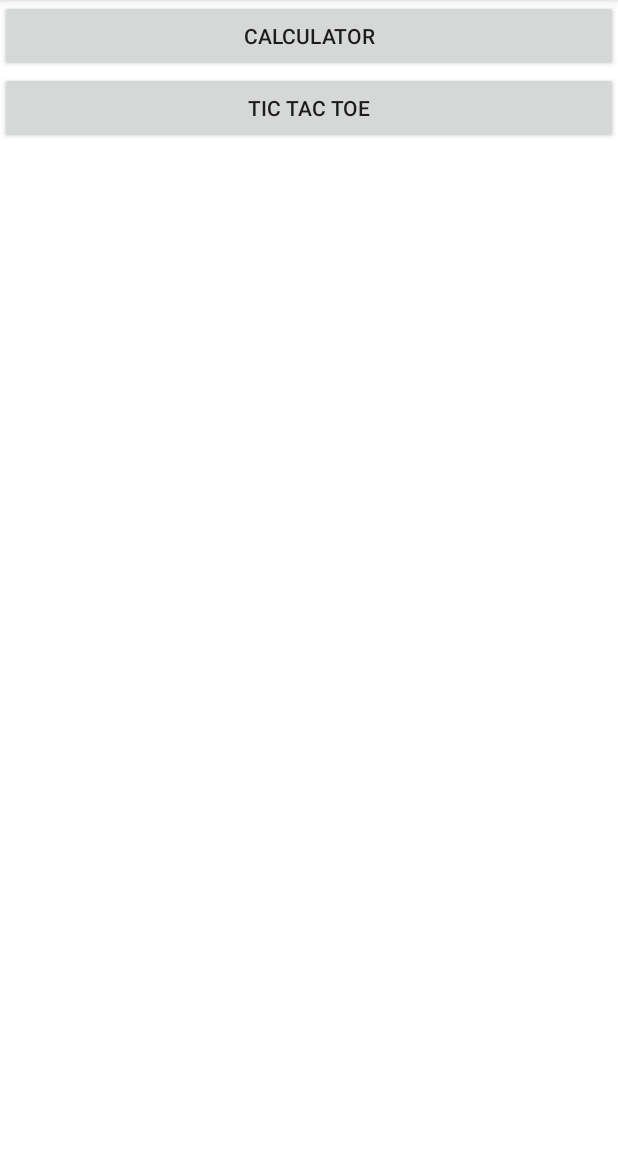
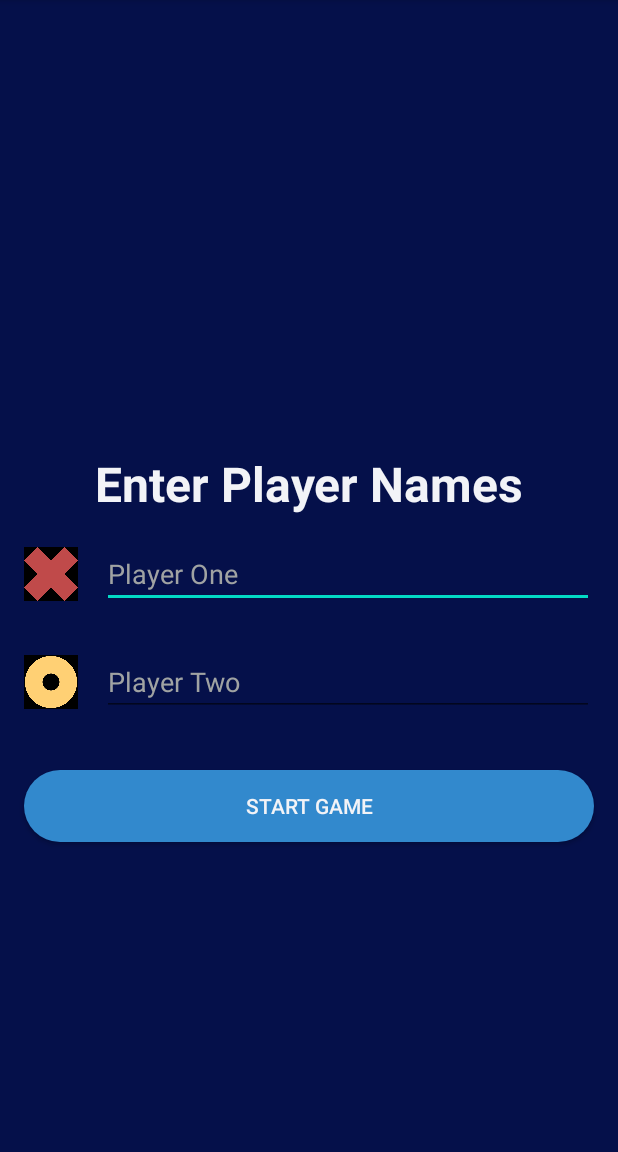
Before and after one commit to KarenSuqiasyan/CodeSchoolAndroidLessons, an Android app: the screen it shows after launch (MainActivity before the commit, PlayersActivity after it), after a tap on an icon or button, on a phone screen of 412 x 824 dp, the part 84-1236 px from its top. Run offline under Robolectric (Android 15) with nearby library versions, the phone set to English and light mode, and no system bars.

Commit message:
XML changes

```diff
--- a/app/src/main/AndroidManifest.xml
+++ b/app/src/main/AndroidManifest.xml
@@ -14,6 +14,12 @@
         android:theme="@style/Theme.CodeSchoolAndroidLessons"
         tools:targetApi="31">
         <activity
+            android:name=".tictactoe.PlayersActivity"
+            android:exported="false" />
+        <activity
+            android:name=".tictactoe.TicTacToeGameActivity"
+            android:exported="false" />
+        <activity
             android:name=".calculator.CalculatorActivity"
             android:exported="false" />
         <activity
--- a/app/src/main/java/com/example/codeschoolandroidlessons/MainActivity.kt
+++ b/app/src/main/java/com/example/codeschoolandroidlessons/MainActivity.kt
@@ -7,6 +7,7 @@ import androidx.appcompat.app.AppCompatActivity
 import androidx.appcompat.widget.AppCompatButton
 import com.example.codeschoolandroidlessons.calculator.CalculatorActivity
 import com.example.codeschoolandroidlessons.databinding.ActivityMainBinding
+import com.example.codeschoolandroidlessons.tictactoe.PlayersActivity
 
 class MainActivity : AppCompatActivity(), View.OnClickListener {
 
@@ -33,7 +34,7 @@ class MainActivity : AppCompatActivity(), View.OnClickListener {
                 startActivity(Intent(this, CalculatorActivity::class.java))
             }
             CodeSchoolHomeworkEnum.TIC_TAC_TOE -> {
-
+                startActivity(Intent(this, PlayersActivity::class.java))
             }
         }
     }
@@ -42,7 +43,4 @@ class MainActivity : AppCompatActivity(), View.OnClickListener {
 enum class CodeSchoolHomeworkEnum {
     CALCULATOR,
     TIC_TAC_TOE
-
-
-
 }
--- /dev/null
+++ b/app/src/main/java/com/example/codeschoolandroidlessons/tictactoe/PlayersActivity.kt
@@ -0,0 +1,17 @@
+package com.example.codeschoolandroidlessons.tictactoe
+
+import androidx.appcompat.app.AppCompatActivity
+import android.os.Bundle
+import com.example.codeschoolandroidlessons.databinding.ActivityPlayersBinding
+import com.example.codeschoolandroidlessons.databinding.ActivityTicTacToeGameBinding
+
+class PlayersActivity : AppCompatActivity() {
+
+    private lateinit var binding: ActivityPlayersBinding
+
+    override fun onCreate(savedInstanceState: Bundle?) {
+        super.onCreate(savedInstanceState)
+        binding = ActivityPlayersBinding.inflate(layoutInflater)
+        setContentView(binding.root)
+    }
+}
--- /dev/null
+++ b/app/src/main/res/drawable-v24/rounded_button_blue.xml
@@ -0,0 +1,6 @@
+<?xml version="1.0" encoding="utf-8"?>
+<shape xmlns:android="http://schemas.android.com/apk/res/android"
+    android:shape="rectangle">
+    <solid android:color="@color/ticTacToeStartGameButtonColor"/>
+    <corners android:radius="@dimen/_36"/>
+</shape>
--- /dev/null
+++ b/app/src/main/res/layout/activity_players.xml
@@ -0,0 +1,91 @@
+<?xml version="1.0" encoding="utf-8"?>
+<androidx.constraintlayout.widget.ConstraintLayout xmlns:android="http://schemas.android.com/apk/res/android"
+    xmlns:app="http://schemas.android.com/apk/res-auto"
+    xmlns:tools="http://schemas.android.com/tools"
+    android:layout_width="match_parent"
+    android:layout_height="match_parent"
+    android:background="@color/ticTacToeBackgroundColor"
+    tools:context=".tictactoe.PlayersActivity">
+
+
+    <TextView
+        android:id="@+id/TextviewEnterPlayerName"
+        android:layout_width="match_parent"
+        android:layout_height="wrap_content"
+        android:layout_marginBottom="@dimen/_124"
+        android:gravity="center"
+        android:text="@string/enter_player_name"
+        android:textColor="@color/white"
+        android:textSize="32sp"
+        android:textStyle="bold"
+        app:layout_constraintBottom_toBottomOf="parent"
+        app:layout_constraintEnd_toEndOf="parent"
+        app:layout_constraintStart_toStartOf="parent"
+        app:layout_constraintTop_toTopOf="parent" />
+
+    <ImageView
+        android:id="@+id/ImageViewX"
+        android:layout_width="@dimen/_36"
+        android:layout_height="@dimen/_36"
+        android:layout_marginStart="@dimen/_16"
+        android:adjustViewBounds="true"
+        android:src="@drawable/x"
+        app:layout_constraintBottom_toBottomOf="@id/EditTextFirstPlayer"
+        app:layout_constraintStart_toStartOf="parent"
+        app:layout_constraintTop_toTopOf="@id/EditTextFirstPlayer"></ImageView>
+
+    <com.google.android.material.textfield.TextInputEditText
+        android:id="@+id/EditTextFirstPlayer"
+        android:layout_width="0dp"
+        android:layout_height="wrap_content"
+        android:layout_margin="@dimen/_16"
+        android:layout_marginVertical="@dimen/_36"
+        android:hint="@string/player_one"
+        android:inputType="text"
+        android:maxLines="1"
+        android:textColor="@color/white"
+        android:textColorHint="@color/ticTacToeHintColor"
+        app:layout_constraintEnd_toEndOf="parent"
+        app:layout_constraintStart_toEndOf="@id/ImageViewX"
+        app:layout_constraintTop_toBottomOf="@id/TextviewEnterPlayerName" />
+
+    <ImageView
+        android:id="@+id/ImageViewO"
+        android:layout_width="@dimen/_36"
+        android:layout_height="@dimen/_36"
+        android:layout_marginTop="@dimen/_36"
+        android:adjustViewBounds="true"
+        android:src="@drawable/o"
+        app:layout_constraintEnd_toEndOf="@id/ImageViewX"
+        app:layout_constraintStart_toStartOf="@id/ImageViewX"
+        app:layout_constraintTop_toBottomOf="@id/ImageViewX">
+
+    </ImageView>
+
+    <EditText
+        android:id="@+id/EditTextSecondPlayer"
+        android:layout_width="0dp"
+        android:layout_height="wrap_content"
+        android:hint="@string/player_two"
+        android:inputType="text"
+        android:maxLines="1"
+        android:textColor="@color/white"
+        android:textColorHint="@color/ticTacToeHintColor"
+        app:layout_constraintBottom_toBottomOf="@id/ImageViewO"
+        app:layout_constraintEnd_toEndOf="@id/EditTextFirstPlayer"
+        app:layout_constraintStart_toStartOf="@id/EditTextFirstPlayer"
+        app:layout_constraintTop_toTopOf="@id/ImageViewO" />
+
+    <androidx.appcompat.widget.AppCompatButton
+        android:layout_width="0dp"
+        android:layout_height="wrap_content"
+        android:layout_marginTop="@dimen/_36"
+        android:background="@drawable/rounded_button_blue"
+        android:text="@string/start_game"
+        android:textColor="@color/white"
+        app:layout_constraintEnd_toEndOf="@id/EditTextSecondPlayer"
+        app:layout_constraintStart_toStartOf="@id/ImageViewO"
+        app:layout_constraintTop_toBottomOf="@id/EditTextSecondPlayer" />
+
+
+</androidx.constraintlayout.widget.ConstraintLayout>
--- a/app/src/main/res/values/colors.xml
+++ b/app/src/main/res/values/colors.xml
@@ -1,5 +1,8 @@
 <?xml version="1.0" encoding="utf-8"?>
 <resources>
+
+    <!-- Calculator-->
+
     <color name="purple_200">#FFBB86FC</color>
     <color name="purple_500">#FF6200EE</color>
     <color name="purple_700">#FF3700B3</color>
@@ -7,4 +10,14 @@
     <color name="teal_700">#FF018786</color>
     <color name="black">#111111</color>
     <color name="white">#F2F3F7</color>
+
+    <!-- TicTacToe-->
+
+    <color name="ticTacToeBackgroundColor">#05104A</color>
+    <color name="ticTacToeButtonBackgroundColor">#050C32</color>
+    <color name="ticTacToeHintColor">#A0A3A3</color>
+    <color name="ticTacToeStartGameButtonColor">#3289CD</color>
+
+
+
 </resources>
--- a/app/src/main/res/values/dimensions.xml
+++ b/app/src/main/res/values/dimensions.xml
@@ -3,6 +3,10 @@
     <dimen name="_8">8dp</dimen>
     <dimen name="_16">16dp</dimen>
     <dimen name="_36">36dp</dimen>
+    <dimen name="_48">48dp</dimen>
+    <dimen name="_50">50dp</dimen>
     <dimen name="_75">75dp</dimen>
+    <dimen name="_124">124dp</dimen>
+
 
 </resources>
--- a/app/src/main/res/values/strings.xml
+++ b/app/src/main/res/values/strings.xml
@@ -1,6 +1,7 @@
 <resources>
     <string name="app_name">Code School Homework</string>
 
+    <!-- Calculator-->
     <string name="c">C</string>
     <string name="percent">%</string>
     <string name="divide">÷</string>
@@ -10,4 +11,21 @@
     <string name="coma">,</string>
     <string name="equals">=</string>
     <string name="calculator">Calculator</string>
+    <string name="_7">7</string>
+    <string name="_8">8</string>
+    <string name="_9">9</string>
+    <string name="_4">4</string>
+    <string name="_5">5</string>
+    <string name="_6">6</string>
+    <string name="_1">1</string>
+    <string name="_2">2</string>
+    <string name="_3">3</string>
+    <string name="_0">0</string>
+    <string name="enter_player_name">Enter Player Names</string>
+    <string name="player_one">Player One</string>
+    <string name="player_two">Player Two</string>
+    <string name="start_game">START GAME</string>
+
+    <!-- TicTacToe-->
+
 </resources>
--- a/app/src/main/res/values/style.xml
+++ b/app/src/main/res/values/style.xml
@@ -1,5 +1,7 @@
 <?xml version="1.0" encoding="utf-8"?>
 <resources>
+
+    <!-- Calculator-->
 
     <style name="ActionButtonStyle">
         <item name="android:layout_width">0dp</item>
@@ -27,4 +29,7 @@
         <item name="android:padding">@dimen/_16</item>
     </style>
 
+    <!-- TicTacToe-->
+
+
 </resources>
```
Also changed, not shown: app/src/main/java/com/example/codeschoolandroidlessons/tictactoe/TicTacToeGameActivity.kt (added, +22 -0 lines), app/src/main/res/drawable/round_back_blue_border.xml (added, +9 -0 lines), app/src/main/res/drawable/round_back_dark_blue_border.xml (added, +8 -0 lines), app/src/main/res/drawable/round_back_purple.xml (added, +8 -0 lines), app/src/main/res/layout/activity_calculator.xml (+11 -11 lines), app/src/main/res/layout/activity_tic_tac_toe_game.xml (added, +208 -0 lines), app/src/main/res/drawable-v24/rounded_button_white.xml (renamed from app/src/main/res/drawable-v24/roundedbuttonwhite.xml), app/src/main/res/drawable/o.png (added), app/src/main/res/drawable/x.png (added).
